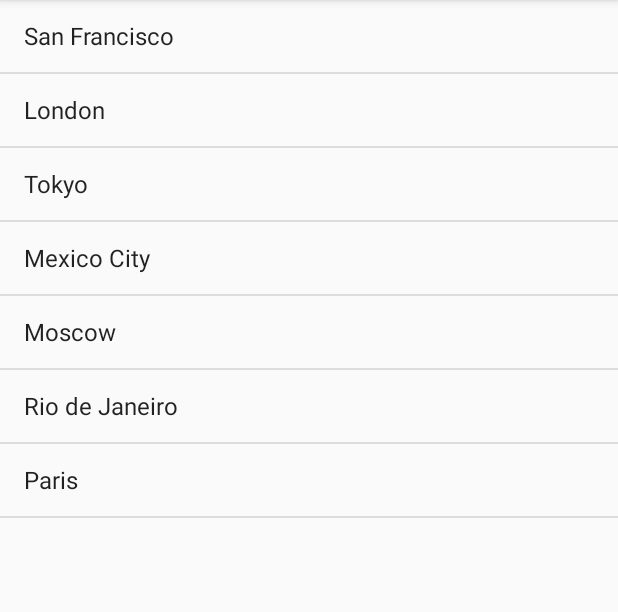
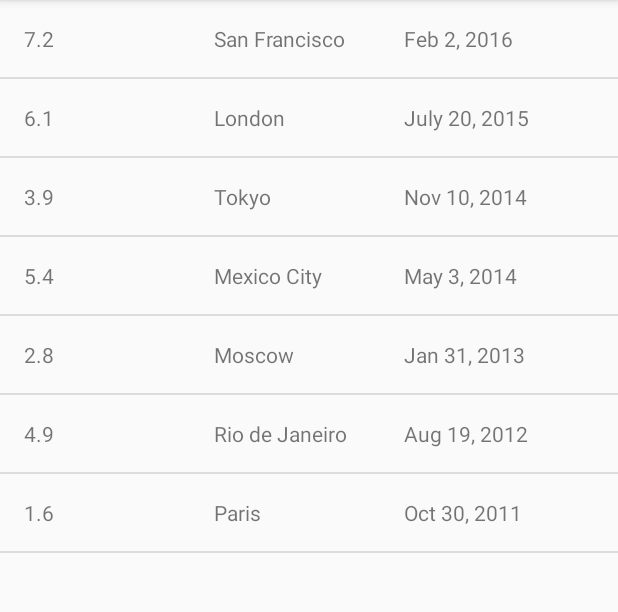
Before and after one commit to bqfix/QuakeReport, an Android app: the screen it shows after launch (EarthquakeActivity), on a phone screen of 412 x 824 dp, the part 84-696 px from its top. Run offline under Robolectric (Android 15) with nearby library versions, the phone set to English and light mode, and no system bars; our stand-ins replace data binding.

Commit message:
Created custom class to hold Earthquake data and custom ArrayAdapter

```diff
--- a/app/build.gradle
+++ b/app/build.gradle
@@ -17,6 +17,9 @@ android {
             proguardFiles getDefaultProguardFile('proguard-android.txt'), 'proguard-rules.pro'
         }
     }
+    dataBinding {
+        enabled = true
+    }
 }
 
 dependencies {
--- /dev/null
+++ b/app/src/main/java/com/example/android/quakereport/Earthquake.java
@@ -0,0 +1,25 @@
+package com.example.android.quakereport;
+
+public class Earthquake {
+    private String mMagnitude;
+    private String mLocation;
+    private String mTime;
+
+    Earthquake(String magnitude, String location, String time){
+        mMagnitude = magnitude;
+        mLocation = location;
+        mTime = time;
+    }
+
+    public String getMagnitude() {
+        return mMagnitude;
+    }
+
+    public String getLocation() {
+        return mLocation;
+    }
+
+    public String getTime() {
+        return mTime;
+    }
+}
--- a/app/src/main/java/com/example/android/quakereport/EarthquakeActivity.java
+++ b/app/src/main/java/com/example/android/quakereport/EarthquakeActivity.java
@@ -32,21 +32,20 @@ public class EarthquakeActivity extends AppCompatActivity {
         setContentView(R.layout.earthquake_activity);
 
         // Create a fake list of earthquake locations.
-        ArrayList<String> earthquakes = new ArrayList<>();
-        earthquakes.add("San Francisco");
-        earthquakes.add("London");
-        earthquakes.add("Tokyo");
-        earthquakes.add("Mexico City");
-        earthquakes.add("Moscow");
-        earthquakes.add("Rio de Janeiro");
-        earthquakes.add("Paris");
+        ArrayList<Earthquake> earthquakes = new ArrayList<>();
+        earthquakes.add(new Earthquake("7.2", "San Francisco", "Feb 2, 2016"));
+        earthquakes.add(new Earthquake("6.1", "London", "July 20, 2015"));
+        earthquakes.add(new Earthquake("3.9", "Tokyo", "Nov 10, 2014"));
+        earthquakes.add(new Earthquake("5.4", "Mexico City", "May 3, 2014"));
+        earthquakes.add(new Earthquake("2.8", "Moscow", "Jan 31, 2013"));
+        earthquakes.add(new Earthquake("4.9", "Rio de Janeiro", "Aug 19, 2012"));
+        earthquakes.add(new Earthquake("1.6", "Paris", "Oct 30, 2011"));
 
         // Find a reference to the {@link ListView} in the layout
         ListView earthquakeListView = (ListView) findViewById(R.id.list);
 
         // Create a new {@link ArrayAdapter} of earthquakes
-        ArrayAdapter<String> adapter = new ArrayAdapter<String>(
-                this, android.R.layout.simple_list_item_1, earthquakes);
+        EarthquakeAdapter adapter = new EarthquakeAdapter(this, earthquakes);
 
         // Set the adapter on the {@link ListView}
         // so the list can be populated in the user interface
--- /dev/null
+++ b/app/src/main/java/com/example/android/quakereport/EarthquakeAdapter.java
@@ -0,0 +1,46 @@
+package com.example.android.quakereport;
+
+import android.content.Context;
+import android.view.LayoutInflater;
+import android.view.View;
+import android.view.ViewGroup;
+import android.widget.ArrayAdapter;
+import android.widget.TextView;
+
+import org.w3c.dom.Text;
+
+import java.util.ArrayList;
+import java.util.List;
+
+public class EarthquakeAdapter extends ArrayAdapter<Earthquake> {
+
+    public EarthquakeAdapter(Context context, ArrayList<Earthquake> earthquakes) {
+        super(context,0, earthquakes);
+    }
+
+    @Override
+    public View getView(int position, View convertView, ViewGroup parent) {
+
+        //Check if reusable view exists, else inflate view
+        View earthquakeView = convertView;
+        if (earthquakeView == null) {
+            earthquakeView = LayoutInflater.from(getContext()).inflate(R.layout.earthquake_item, parent,false);
+        }
+
+        //Get current earthquake item
+        Earthquake currentEarthquake = getItem(position);
+
+        //Set data for earthquake item
+        TextView magnitude = earthquakeView.findViewById(R.id.magnitude_view);
+        magnitude.setText(currentEarthquake.getMagnitude());
+
+        TextView location = earthquakeView.findViewById(R.id.location_view);
+        location.setText(currentEarthquake.getLocation());
+
+        TextView time = earthquakeView.findViewById(R.id.time_view);
+        time.setText(currentEarthquake.getTime());
+
+
+        return earthquakeView;
+    }
+}
--- /dev/null
+++ b/app/src/main/res/layout/earthquake_item.xml
@@ -0,0 +1,39 @@
+<?xml version="1.0" encoding="utf-8"?>
+<layout xmlns:android="http://schemas.android.com/apk/res/android"
+    xmlns:tools="http://schemas.android.com/tools">
+    <data>
+        <variable name = "earthquake" type="com.example.android.quakereport.Earthquake"/>
+    </data>
+
+    <LinearLayout
+        android:layout_width="match_parent"
+        android:layout_height="wrap_content"
+        android:orientation="horizontal"
+        android:padding="16dp">
+
+
+        <TextView
+            android:id="@+id/magnitude_view"
+            android:layout_width="0dp"
+            android:layout_height="wrap_content"
+            android:layout_weight="1"
+            tools:text="7.5"/>
+
+        <TextView
+            android:id="@+id/location_view"
+            android:layout_width="0dp"
+            android:layout_height="wrap_content"
+            android:layout_weight="1"
+            tools:text="San Francisco"/>
+
+        <TextView
+            android:id="@+id/time_view"
+            android:layout_width="0dp"
+            android:layout_height="wrap_content"
+            android:layout_weight="1"
+            tools:text="Feb 2, 2016" />
+
+
+    </LinearLayout>
+
+</layout>
```
